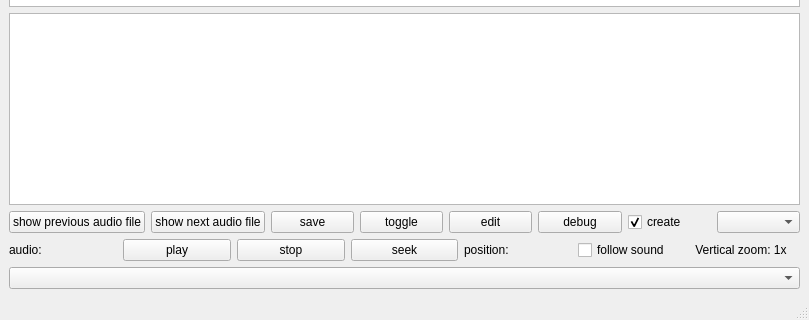
Before: the Qt Designer form AudioTagger/gui.ui in groakat/AudioTagger, drawn with Qt 5; both pictures show x 0 to 809 and y 285 to 605 of the 809 by 605 pixel window.
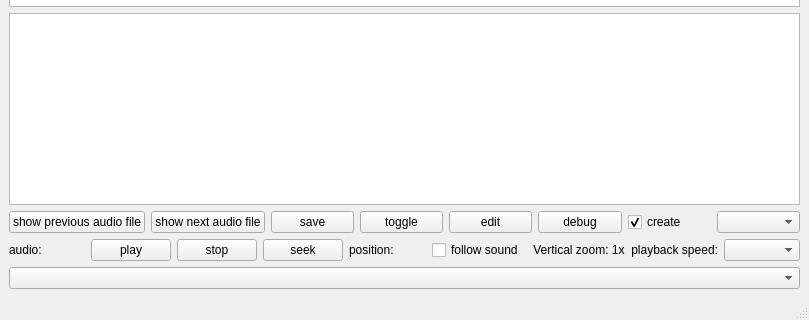
After: the same form once the commit is applied.

Commit message: fixing #34 (Adapt speed of playback)

Patch:
```diff
--- a/AudioTagger/gui.ui
+++ b/AudioTagger/gui.ui
@@ -194,6 +194,19 @@
           </property>
          </widget>
         </item>
+        <item>
+         <widget class="QLabel" name="label">
+          <property name="text">
+           <string>playback speed:</string>
+          </property>
+          <property name="alignment">
+           <set>Qt::AlignRight|Qt::AlignTrailing|Qt::AlignVCenter</set>
+          </property>
+         </widget>
+        </item>
+        <item>
+         <widget class="QComboBox" name="cb_playbackSpeed"/>
+        </item>
        </layout>
       </item>
       <item>
```
The commit also changes 2 other files.
